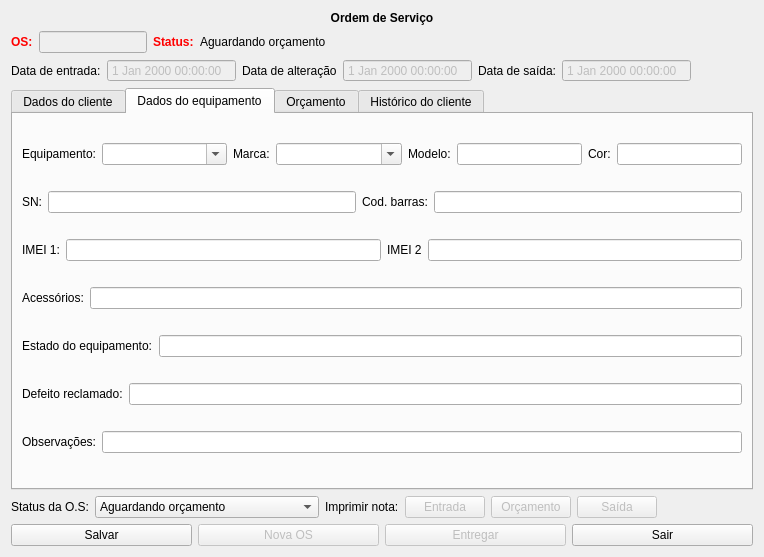
The window that ui_forms/sorder.ui (Henrique-Miranda/erpy) describes before a commit, drawn with Qt 5.
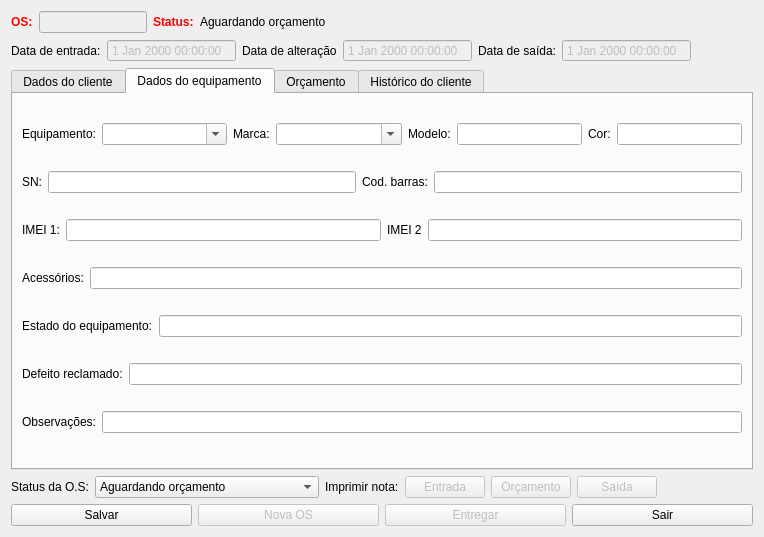
The same window after the commit. Icons and pictures are not drawn.

```diff
--- a/ui_forms/sorder.ui
+++ b/ui_forms/sorder.ui
@@ -21,35 +21,6 @@
    <property name="sizeConstraint">
     <enum>QLayout::SetFixedSize</enum>
    </property>
-   <item>
-    <layout class="QHBoxLayout" name="horizontalLayout_12">
-     <item>
-      <widget class="QLabel" name="lbWindow">
-       <property name="maximumSize">
-        <size>
-         <width>250</width>
-         <height>16777215</height>
-        </size>
-       </property>
-       <property name="font">
-        <font>
-         <weight>75</weight>
-         <bold>true</bold>
-        </font>
-       </property>
-       <property name="layoutDirection">
-        <enum>Qt::LeftToRight</enum>
-       </property>
-       <property name="text">
-        <string>Ordem de Serviço</string>
-       </property>
-       <property name="alignment">
-        <set>Qt::AlignCenter</set>
-       </property>
-      </widget>
-     </item>
-    </layout>
-   </item>
    <item>
     <layout class="QHBoxLayout" name="horizontalLayout_23">
      <item>
```
Left out of the diff: 14 changed lines with no effect on the pictures.
